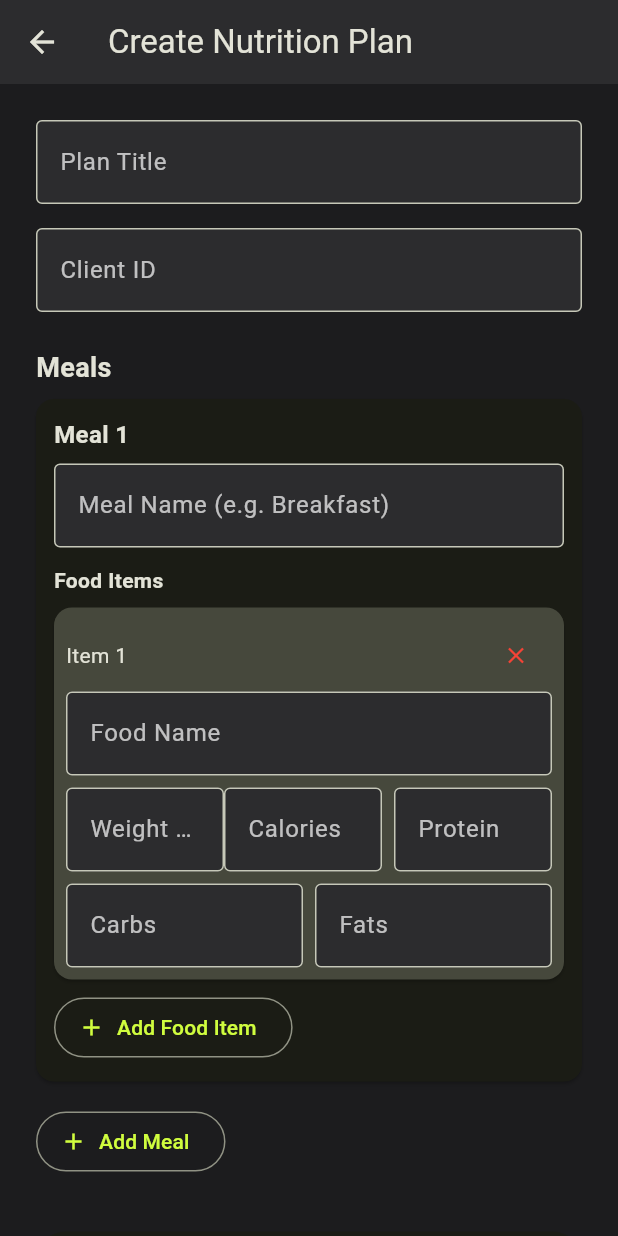
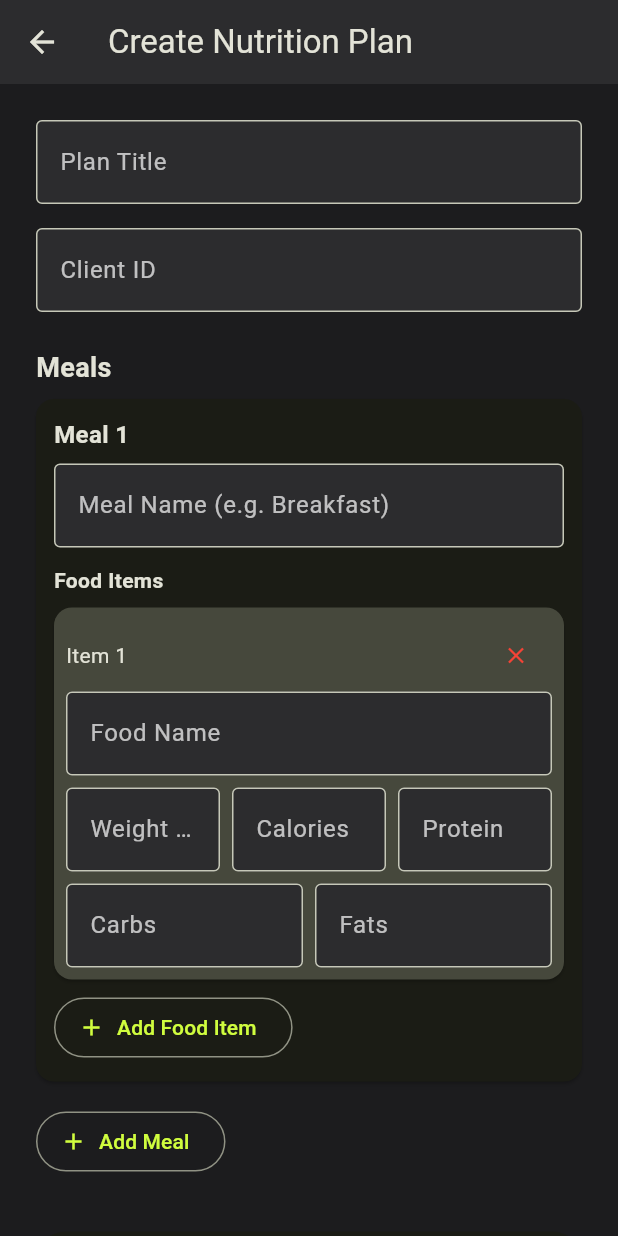
Before and after one commit to sousa-24/pt_app, a Flutter app: the CreateNutriPlanScreen screen opened directly with empty values, after a tap on "Add Food Item", on a phone screen of 412 x 824 dp. Run offline on Flutter 3.47's test engine with Material 3 defaults, Android fonts, the phone set to English and light mode, and no system bars; our stand-ins replace fl_chart, shared_preferences; accounts and stored records are empty.

Commit message:
alteração meu plano alimentar

```diff
--- a/frontend/lib/create_nutri_plans_screen.dart
+++ b/frontend/lib/create_nutri_plans_screen.dart
@@ -41,6 +41,7 @@ class _CreateNutriPlanScreenState extends State<CreateNutriPlanScreen> {
     setState(() {
       meals[mealIndex]['food_items'].add({
         'name': TextEditingController(),
+        'weight': TextEditingController(),
         'calories': TextEditingController(),
         'protein': TextEditingController(),
         'carbs': TextEditingController(),
@@ -231,6 +232,7 @@ class _CreateNutriPlanScreenState extends State<CreateNutriPlanScreen> {
                                             ),
                                           ),
                                         ),
+                                        const SizedBox(width: 8),
                                         Expanded(
                                           child: TextField(
                                             controller: food['calories'],
```
Also changed, not shown: 1 other file.
